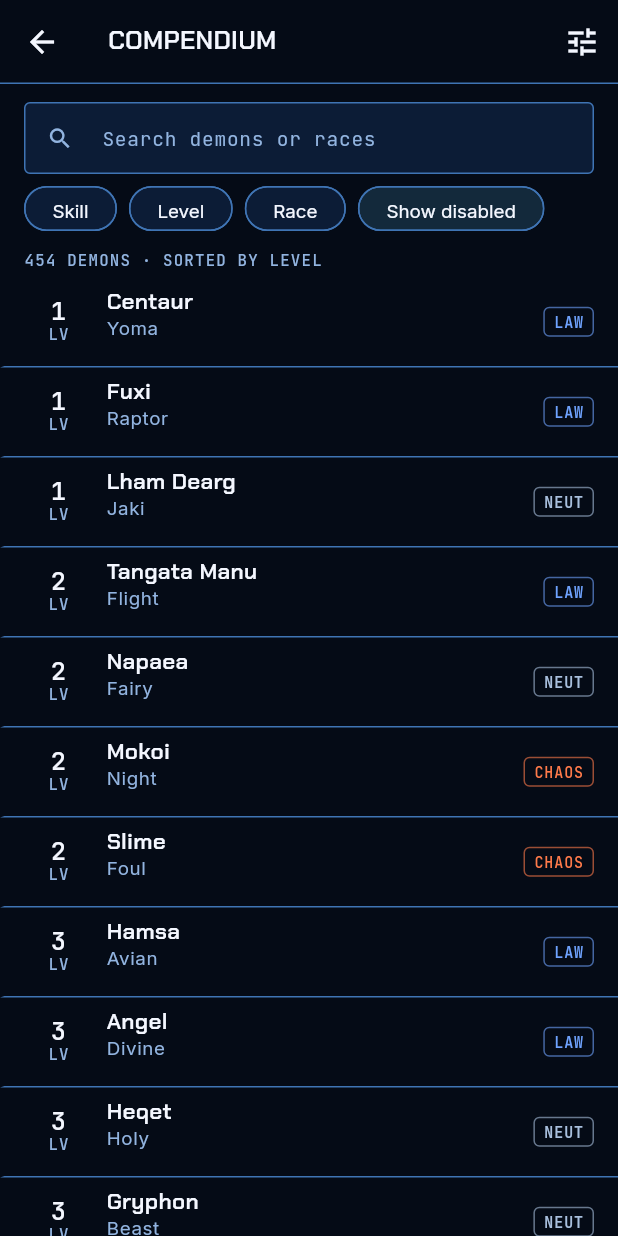
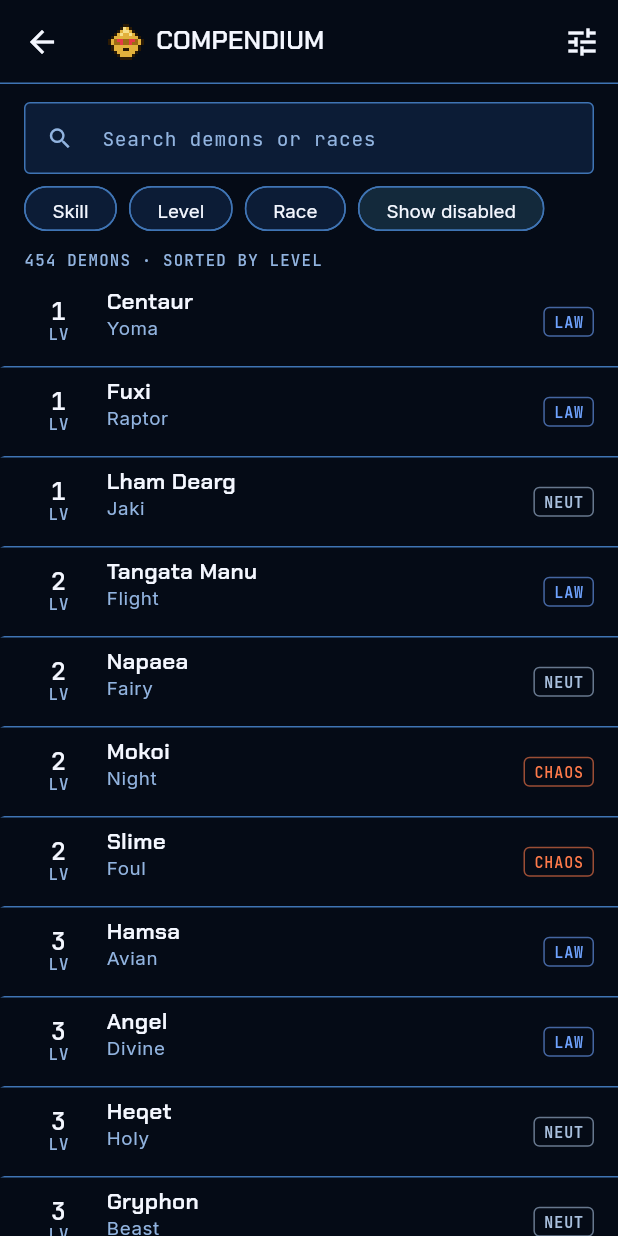
Before and after one commit to ctorres345/Demonica, a Flutter app: the CompendiumScreen screen opened directly, after a tap on "Show disabled", on a phone screen of 412 x 824 dp. Run offline on Flutter 3.47's test engine with Material 3 defaults, Android fonts, the phone set to English and light mode, and no system bars; our stand-ins replace flutter_riverpod, go_router, shared_preferences; accounts and stored records are empty.

Commit message:
DEM-8: Used-in tab, one-line status header, 12x12 helmet, report link
- Demon page: forward fusions move to a "Used in" tab, sortable by
  result level; the header reads "LV 75  NIGHT  Lilith  [alignment]"
  like the game's status screen.
- 12x12 pixel helmet (assets/brand/icon-small.svg) for the favicon,
  the rail header and the phone app bar, drawn crisp by PixelHelmet.
- Settings: "Report a wrong recipe" opens a pre-filled GitHub issue
  with the data commit.

Co-Authored-By: Claude Opus 5.5 <noreply@anthropic.com>
Claude-Session: https://claude.ai/code/session_01GFC3Sk55oSBqD4K6LaVZ9C

```diff
--- a/lib/app/app.dart
+++ b/lib/app/app.dart
@@ -2,6 +2,7 @@ import 'package:flutter/material.dart';
 import 'package:flutter_riverpod/flutter_riverpod.dart';
 import 'package:go_router/go_router.dart';
 
+import '../design_system/pixel_icon.dart';
 import '../design_system/theme.dart';
 import '../design_system/tokens.dart';
 import '../features/compendium/compendium_screen.dart';
@@ -103,7 +104,7 @@ class AppShell extends StatelessWidget {
               labelType: NavigationRailLabelType.all,
               leading: Padding(
                 padding: const EdgeInsets.only(bottom: Space.x4, top: Space.x2),
-                child: Text('D', style: context.tt.displaySmall?.copyWith(color: dc.accent)),
+                child: const PixelHelmet(size: 36),
               ),
               onDestinationSelected: (i) => context.go(_tabs[i].path),
               destinations: [
--- /dev/null
+++ b/lib/design_system/pixel_icon.dart
@@ -0,0 +1,60 @@
+import 'package:flutter/material.dart';
+
+/// The 12×12 pixel helmet (assets/brand/icon-small.svg), drawn crisp at any
+/// size. Used where the 24×24 app icon would blur: the rail header and the
+/// favicon.
+class PixelHelmet extends StatelessWidget {
+  const PixelHelmet({super.key, this.size = 32});
+  final double size;
+
+  static const grid = [
+    '.....##.....',
+    '....#Yo#....',
+    '...#oYYo#...',
+    '..#oYooYo#..',
+    '.#oooooooo#.',
+    '#o9EE99EE9o#',
+    '#o99E99E99o#',
+    '.#oooooooo#.',
+    '.#ooo##ooo#.',
+    '..#oooooo#..',
+    '...#oooo#...',
+    '....####....',
+  ];
+
+  static const colors = {
+    '#': Color(0xFF2A1A05),
+    'Y': Color(0xFFF7E08A),
+    'o': Color(0xFFE2B13C),
+    '9': Color(0xFF9C6A14),
+    'E': Color(0xFFE63946),
+  };
+
+  @override
+  Widget build(BuildContext context) => SizedBox.square(
+    dimension: size,
+    child: CustomPaint(painter: _HelmetPainter()),
+  );
+}
+
+class _HelmetPainter extends CustomPainter {
+  @override
+  void paint(Canvas canvas, Size size) {
+    // Whole pixels only, so the edges stay sharp.
+    final cell = (size.width / 12).floorToDouble().clamp(1.0, double.infinity);
+    final offset = (size.width - cell * 12) / 2;
+    final paint = Paint()..isAntiAlias = false;
+    for (var y = 0; y < 12; y++) {
+      final row = PixelHelmet.grid[y];
+      for (var x = 0; x < 12; x++) {
+        final c = PixelHelmet.colors[row[x]];
+        if (c == null) continue;
+        paint.color = c;
+        canvas.drawRect(Rect.fromLTWH(offset + x * cell, offset + y * cell, cell, cell), paint);
+      }
+    }
+  }
+
+  @override
+  bool shouldRepaint(covariant CustomPainter oldDelegate) => false;
+}
--- a/lib/features/compendium/compendium_screen.dart
+++ b/lib/features/compendium/compendium_screen.dart
@@ -5,6 +5,7 @@ import 'package:go_router/go_router.dart';
 
 import '../../app/providers.dart';
 import '../../design_system/components.dart';
+import '../../design_system/pixel_icon.dart';
 import '../../design_system/tokens.dart';
 import 'filter_sheets.dart';
 
@@ -49,7 +50,13 @@ class _CompendiumScreenState extends ConsumerState<CompendiumScreen> {
       appBar: widget.embedded
           ? null
           : AppBar(
-              title: const Text('COMPENDIUM'),
+              title: const Row(
+                children: [
+                  PixelHelmet(size: 24),
+                  SizedBox(width: Space.x2),
+                  Text('COMPENDIUM'),
+                ],
+              ),
               actions: [
                 IconButton(
                   tooltip: 'Settings',
--- a/pubspec.yaml
+++ b/pubspec.yaml
@@ -40,6 +40,8 @@ dependencies:
   collection: ^1.19.1
   fusion_core:
     path: packages/fusion_core
+  url_launcher: ^6.3.3
+  file_picker: ^13.3.0
 
 dev_dependencies:
   flutter_test:
```
Also changed, not shown: lib/features/compendium/demon_detail_screen.dart (+202 -31 lines), lib/features/settings/settings_screen.dart (+18 -0 lines), assets/brand/icon-small.svg (added), pubspec.lock, 2 other files.
